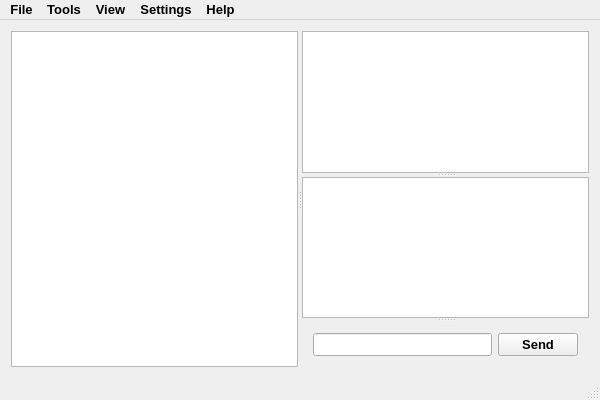
Above: mainwindow.ui from encoreee/Testcomplex before the change. Below: the same form after it.
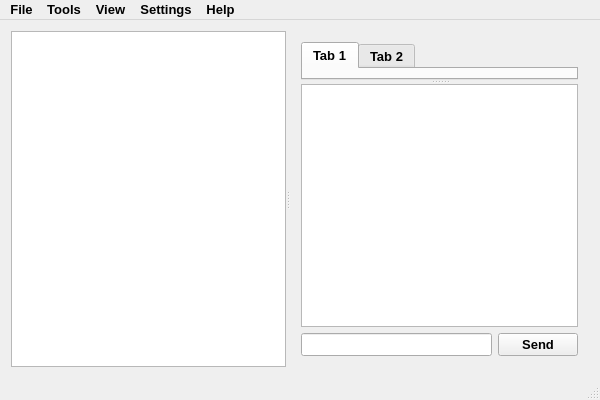
That is the form after the change. Custom widgets are drawn as their Qt base class.

Diff of the .ui file:
```diff
--- a/mainwindow.ui
+++ b/mainwindow.ui
@@ -30,21 +30,32 @@
    <string>TestComplex v1.0</string>
   </property>
   <widget class="QWidget" name="centralWidget">
-   <layout class="QVBoxLayout" name="verticalLayout">
+   <layout class="QVBoxLayout" name="verticalLayout_2">
     <item>
-     <widget class="QSplitter" name="verticalSplitter">
+     <widget class="QSplitter" name="splitter_2">
       <property name="orientation">
        <enum>Qt::Horizontal</enum>
       </property>
       <widget class="MyTreeView" name="workSpace"/>
-      <widget class="QSplitter" name="horizontalSplitter">
-       <property name="enabled">
-        <bool>true</bool>
-       </property>
+      <widget class="QWidget" name="">
+       <layout class="QVBoxLayout" name="verticalLayout">
+        <item>
+         <widget class="QSplitter" name="splitter">
        <property name="orientation">
         <enum>Qt::Vertical</enum>
        </property>
-       <widget class="QTextBrowser" name="textBrowser"/>
+          <widget class="QTabWidget" name="tabWidget">
+           <widget class="QWidget" name="tab">
+            <attribute name="title">
+             <string>Tab 1</string>
+            </attribute>
+           </widget>
+           <widget class="QWidget" name="tab_2">
+            <attribute name="title">
+             <string>Tab 2</string>
+            </attribute>
+           </widget>
+          </widget>
        <widget class="QTextBrowser" name="logSpace">
         <property name="font">
          <font>
@@ -71,7 +82,9 @@
 &lt;p style=&quot;-qt-paragraph-type:empty; margin-top:0px; margin-bottom:0px; margin-left:0px; margin-right:0px; -qt-block-indent:0; text-indent:0px; font-size:8.25pt; font-weight:96;&quot;&gt;&lt;br /&gt;&lt;/p&gt;&lt;/body&gt;&lt;/html&gt;</string>
         </property>
        </widget>
-       <widget class="QWidget" name="layoutWidget">
+         </widget>
+        </item>
+        <item>
         <layout class="QHBoxLayout" name="horizontalLayout">
          <item>
           <widget class="CommandLine" name="commandLine">
@@ -88,7 +101,8 @@
           </widget>
          </item>
         </layout>
-       </widget>
+        </item>
+       </layout>
       </widget>
      </widget>
     </item>
```
Lines whose indentation alone changed are shown as unchanged.
